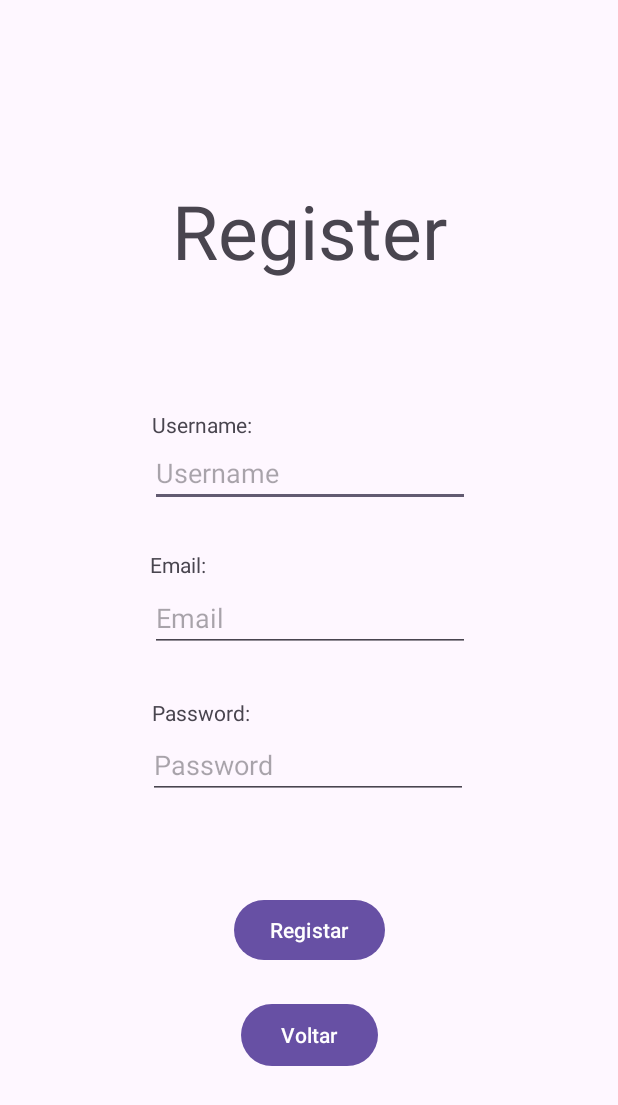
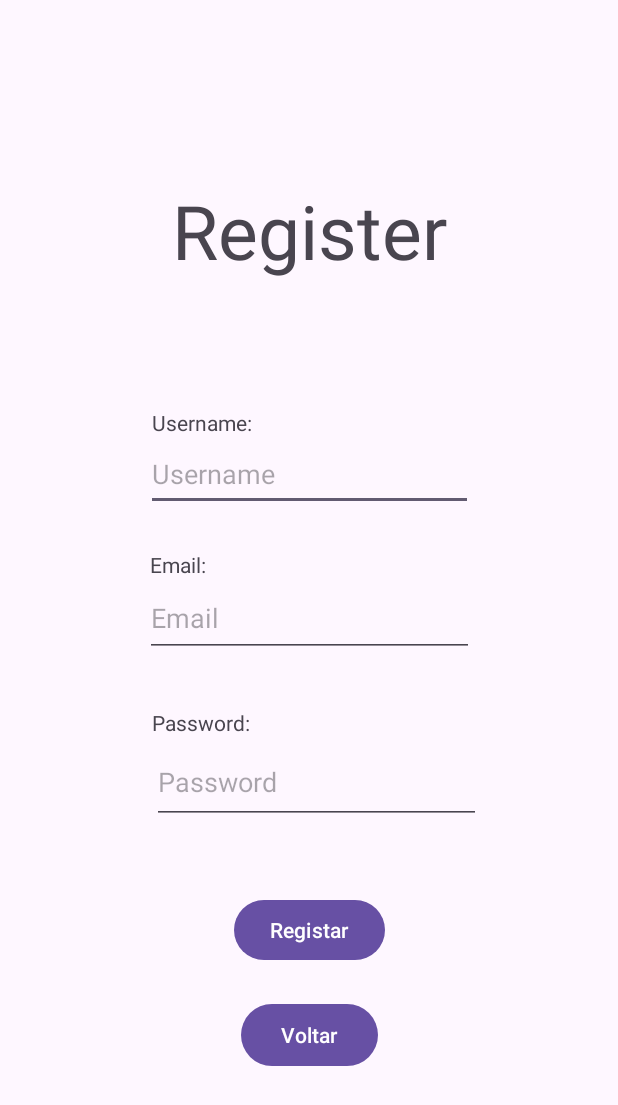
Before and after one commit to Rebolas/SphereMaze, an Android app: the layout activity_register.xml on its own in the app's theme, with its tools: preview values and no code run, on a phone screen of 412 x 824 dp. Shown: the top 1105 px of the screen. Run offline under Robolectric (Android 15) with nearby library versions, the phone set to English and light mode, and no system bars.

Commit message:
Integração entre atividades (Landing para Login e de volta, Landing para Register e de volta)

```diff
--- a/app/src/main/java/pt/ipt/walkingsensor/LoginActivity.kt
+++ b/app/src/main/java/pt/ipt/walkingsensor/LoginActivity.kt
@@ -23,6 +23,11 @@ class LoginActivity : AppCompatActivity() {
         setContentView(R.layout.activity_login)
 
         val buttonclick = findViewById<Button>(R.id.loginButton)
+        val voltarButton = findViewById<Button>(R.id.voltarButtLog)
+        voltarButton.setOnClickListener {
+            val intent = Intent(this@LoginActivity, LandingActivity::class.java)
+            startActivity(intent)
+        }
 
         buttonclick.setOnClickListener{
             val email = findViewById<TextView>(R.id.EmailText).text
--- a/app/src/main/res/layout/activity_landing.xml
+++ b/app/src/main/res/layout/activity_landing.xml
@@ -20,11 +20,11 @@
         app:layout_constraintVertical_bias="0.273" />
 
     <Button
-        android:id="@+id/button3"
+        android:id="@+id/LoginButLanding"
         android:layout_width="216dp"
         android:layout_height="54dp"
         android:text="Login"
-        app:layout_constraintBottom_toTopOf="@+id/button4"
+        app:layout_constraintBottom_toTopOf="@+id/RegisterButLanding"
         app:layout_constraintEnd_toEndOf="parent"
         app:layout_constraintHorizontal_bias="0.497"
         app:layout_constraintStart_toStartOf="parent"
@@ -32,7 +32,7 @@
         app:layout_constraintVertical_bias="0.82" />
 
     <Button
-        android:id="@+id/button4"
+        android:id="@+id/RegisterButLanding"
         android:layout_width="216dp"
         android:layout_height="52dp"
         android:layout_marginBottom="232dp"
--- a/app/src/main/res/layout/activity_register.xml
+++ b/app/src/main/res/layout/activity_register.xml
@@ -42,8 +42,8 @@
 
     <EditText
         android:id="@+id/UsernameTextview"
-        android:layout_width="wrap_content"
-        android:layout_height="wrap_content"
+        android:layout_width="218dp"
+        android:layout_height="49dp"
         android:ems="10"
         android:hint="Username"
         android:inputType="text"
@@ -68,8 +68,8 @@
 
     <EditText
         android:id="@+id/EmailTextView"
-        android:layout_width="wrap_content"
-        android:layout_height="wrap_content"
+        android:layout_width="219dp"
+        android:layout_height="51dp"
         android:ems="10"
         android:hint="Email"
         android:inputType="text"
@@ -93,20 +93,20 @@
 
     <EditText
         android:id="@+id/PasswordTextView"
-        android:layout_width="wrap_content"
-        android:layout_height="wrap_content"
+        android:layout_width="219dp"
+        android:layout_height="55dp"
         android:ems="10"
         android:hint="Password"
         android:inputType="text"
         app:layout_constraintBottom_toBottomOf="parent"
         app:layout_constraintEnd_toEndOf="parent"
-        app:layout_constraintHorizontal_bias="0.497"
+        app:layout_constraintHorizontal_bias="0.526"
         app:layout_constraintStart_toStartOf="parent"
         app:layout_constraintTop_toTopOf="parent"
-        app:layout_constraintVertical_bias="0.626" />
+        app:layout_constraintVertical_bias="0.643" />
 
     <Button
-        android:id="@+id/button2"
+        android:id="@+id/RegisterButton"
         android:layout_width="91dp"
         android:layout_height="49dp"
         android:text="Voltar"
```
Also changed, not shown: app/src/main/AndroidManifest.xml (+8 -8 lines), app/src/main/java/pt/ipt/walkingsensor/LandingActivity.kt (+14 -0 lines), app/src/main/java/pt/ipt/walkingsensor/Register.kt (+8 -0 lines), app/src/main/res/layout/activity_login.xml (+12 -0 lines).
